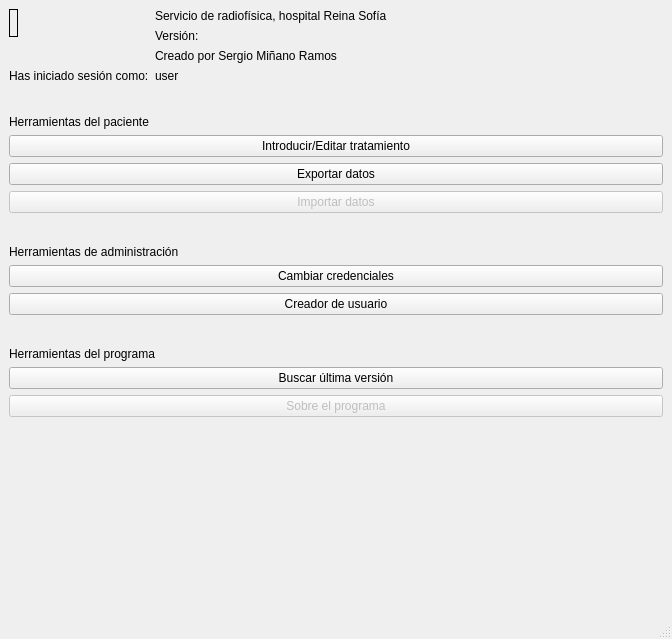
First picture: the form in UI/launcherUI.ui, repository 18Orion/GestorDePacientesRadioterapia, before the edit.
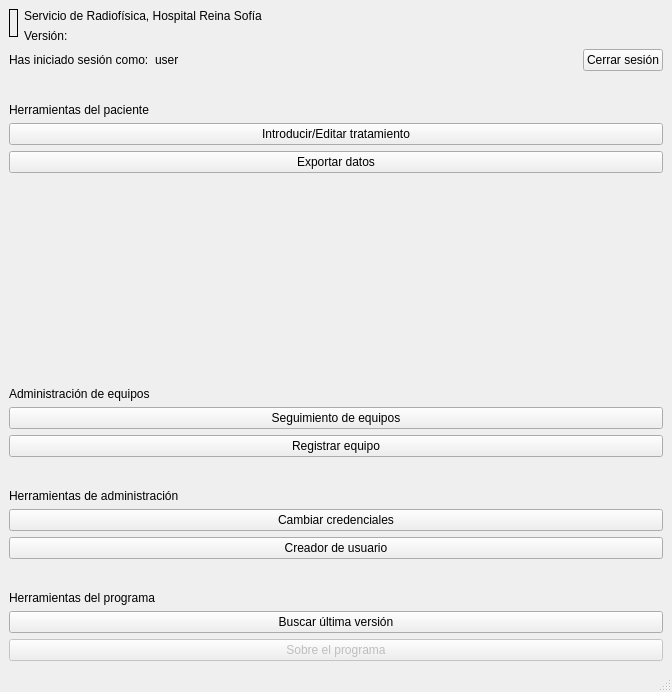
Second picture: the form after the edit. Icons and pictures are not drawn.

Commit message: Added equipment activity

Diff of the .ui file:
```diff
--- a/UI/launcherUI.ui
+++ b/UI/launcherUI.ui
@@ -7,7 +7,7 @@
     <x>0</x>
     <y>0</y>
     <width>672</width>
-    <height>639</height>
+    <height>692</height>
    </rect>
   </property>
   <property name="windowTitle">
@@ -51,7 +51,7 @@
       <item>
        <widget class="QLabel" name="label_2">
         <property name="text">
-         <string>Servicio de radiofísica, hospital Reina Sofía</string>
+         <string>Servicio de Radiofísica, Hospital Reina Sofía</string>
         </property>
        </widget>
       </item>
@@ -79,73 +79,56 @@
         </item>
        </layout>
       </item>
-      <item>
-       <widget class="QLabel" name="label_3">
-        <property name="text">
-         <string>Creado por Sergio Miñano Ramos</string>
-        </property>
-       </widget>
-      </item>
      </layout>
     </item>
-    <item row="1" column="0">
-     <widget class="QLabel" name="label">
-      <property name="sizePolicy">
-       <sizepolicy hsizetype="Fixed" vsizetype="Preferred">
-        <horstretch>0</horstretch>
-        <verstretch>0</verstretch>
-       </sizepolicy>
-      </property>
-      <property name="text">
-       <string>Has iniciado sesión como:</string>
-      </property>
-     </widget>
-    </item>
-    <item row="1" column="1">
-     <widget class="QLabel" name="name">
-      <property name="sizePolicy">
-       <sizepolicy hsizetype="Maximum" vsizetype="Maximum">
-        <horstretch>0</horstretch>
-        <verstretch>0</verstretch>
-       </sizepolicy>
-      </property>
-      <property name="text">
-       <string>user</string>
-      </property>
-     </widget>
-    </item>
     <item row="3" column="0" colspan="2">
+     <spacer name="verticalSpacer_2">
+      <property name="orientation">
+       <enum>Qt::Vertical</enum>
+      </property>
+      <property name="sizeType">
+       <enum>QSizePolicy::Maximum</enum>
+      </property>
+      <property name="sizeHint" stdset="0">
+       <size>
+        <width>20</width>
+        <height>20</height>
+       </size>
+      </property>
+     </spacer>
+    </item>
+    <item row="4" column="0" colspan="2">
      <widget class="QLabel" name="label_6">
       <property name="text">
        <string>Herramientas del paciente</string>
       </property>
      </widget>
     </item>
-    <item row="4" column="0" colspan="2">
+    <item row="5" column="0" colspan="2">
      <widget class="QPushButton" name="patientUILaunch">
       <property name="text">
        <string>Introducir/Editar tratamiento</string>
       </property>
      </widget>
     </item>
-    <item row="5" column="0" colspan="2">
+    <item row="6" column="0" colspan="2">
      <widget class="QPushButton" name="exportUILaunch">
       <property name="text">
        <string>Exportar datos</string>
       </property>
      </widget>
     </item>
-    <item row="6" column="0" colspan="2">
-     <widget class="QPushButton" name="importUILaunch">
+    <item row="9" column="0" colspan="2">
+     <widget class="QPushButton" name="equipmentLaunch">
       <property name="enabled">
-       <bool>false</bool>
+       <bool>true</bool>
       </property>
       <property name="text">
-       <string>Importar datos</string>
+       <string>Seguimiento de equipos</string>
       </property>
      </widget>
     </item>
-    <item row="7" column="0" colspan="2">
+    <item row="11" column="0" colspan="2">
      <spacer name="verticalSpacer">
       <property name="orientation">
        <enum>Qt::Vertical</enum>
@@ -161,14 +144,14 @@
       </property>
      </spacer>
     </item>
-    <item row="8" column="0" colspan="2">
+    <item row="12" column="0" colspan="2">
      <widget class="QLabel" name="label_4">
       <property name="text">
        <string>Herramientas de administración</string>
       </property>
      </widget>
     </item>
-    <item row="9" column="0" colspan="2">
+    <item row="13" column="0" colspan="2">
      <widget class="QPushButton" name="changeCredentialsUILaunch">
       <property name="enabled">
        <bool>true</bool>
@@ -178,30 +161,14 @@
       </property>
      </widget>
     </item>
-    <item row="10" column="0" colspan="2">
+    <item row="14" column="0" colspan="2">
      <widget class="QPushButton" name="userCreatorLaunch">
       <property name="text">
        <string>Creador de usuario</string>
       </property>
      </widget>
     </item>
-    <item row="2" column="0" colspan="2">
-     <spacer name="verticalSpacer_2">
-      <property name="orientation">
-       <enum>Qt::Vertical</enum>
-      </property>
-      <property name="sizeType">
-       <enum>QSizePolicy::Maximum</enum>
-      </property>
-      <property name="sizeHint" stdset="0">
-       <size>
-        <width>20</width>
-        <height>20</height>
-       </size>
-      </property>
-     </spacer>
-    </item>
-    <item row="11" column="0" colspan="2">
+    <item row="15" column="0" colspan="2">
      <spacer name="verticalSpacer_3">
       <property name="orientation">
        <enum>Qt::Vertical</enum>
@@ -217,14 +184,14 @@
       </property>
      </spacer>
     </item>
-    <item row="12" column="0" colspan="2">
+    <item row="16" column="0" colspan="2">
      <widget class="QLabel" name="label_7">
       <property name="text">
        <string>Herramientas del programa</string>
       </property>
      </widget>
     </item>
-    <item row="13" column="0" colspan="2">
+    <item row="17" column="0" colspan="2">
      <widget class="QPushButton" name="update">
       <property name="enabled">
        <bool>true</bool>
@@ -234,7 +201,7 @@
       </property>
      </widget>
     </item>
-    <item row="14" column="0" colspan="2">
+    <item row="18" column="0" colspan="2">
      <widget class="QPushButton" name="about">
       <property name="enabled">
        <bool>false</bool>
@@ -244,6 +211,83 @@
       </property>
      </widget>
     </item>
+    <item row="1" column="0" colspan="2">
+     <layout class="QHBoxLayout" name="useInfo">
+      <item>
+       <widget class="QLabel" name="label">
+        <property name="sizePolicy">
+         <sizepolicy hsizetype="Fixed" vsizetype="Preferred">
+          <horstretch>0</horstretch>
+          <verstretch>0</verstretch>
+         </sizepolicy>
+        </property>
+        <property name="text">
+         <string>Has iniciado sesión como:</string>
+        </property>
+       </widget>
+      </item>
+      <item>
+       <widget class="QLabel" name="name">
+        <property name="sizePolicy">
+         <sizepolicy hsizetype="Maximum" vsizetype="Maximum">
+          <horstretch>0</horstretch>
+          <verstretch>0</verstretch>
+         </sizepolicy>
+        </property>
+        <property name="text">
+         <string>user</string>
+        </property>
+       </widget>
+      </item>
+      <item>
+       <spacer name="horizontalSpacer">
+        <property name="orientation">
+         <enum>Qt::Horizontal</enum>
+        </property>
+        <property name="sizeHint" stdset="0">
+         <size>
+          <width>40</width>
+          <height>20</height>
+         </size>
+        </property>
+       </spacer>
+      </item>
+      <item>
+       <widget class="QPushButton" name="logOut">
+        <property name="text">
+         <string>Cerrar sesión</string>
+        </property>
+       </widget>
+      </item>
+     </layout>
+    </item>
+    <item row="8" column="0" colspan="2">
+     <widget class="QLabel" name="label_3">
+      <property name="text">
+       <string>Administración de equipos</string>
+      </property>
+     </widget>
+    </item>
+    <item row="10" column="0" colspan="2">
+     <widget class="QPushButton" name="launchEquipmentRegistration">
+      <property name="text">
+       <string>Registrar equipo</string>
+      </property>
+     </widget>
+    </item>
+    <item row="7" column="0" colspan="2">
+     <spacer name="verticalSpacer_4">
+      <property name="orientation">
+       <enum>Qt::Vertical</enum>
+      </property>
+      <property name="sizeHint" stdset="0">
+       <size>
+        <width>20</width>
+        <height>20</height>
+       </size>
+      </property>
+     </spacer>
+    </item>
    </layout>
   </widget>
   <widget class="QStatusBar" name="statusbar"/>
```
The commit also changes 13 other files.
